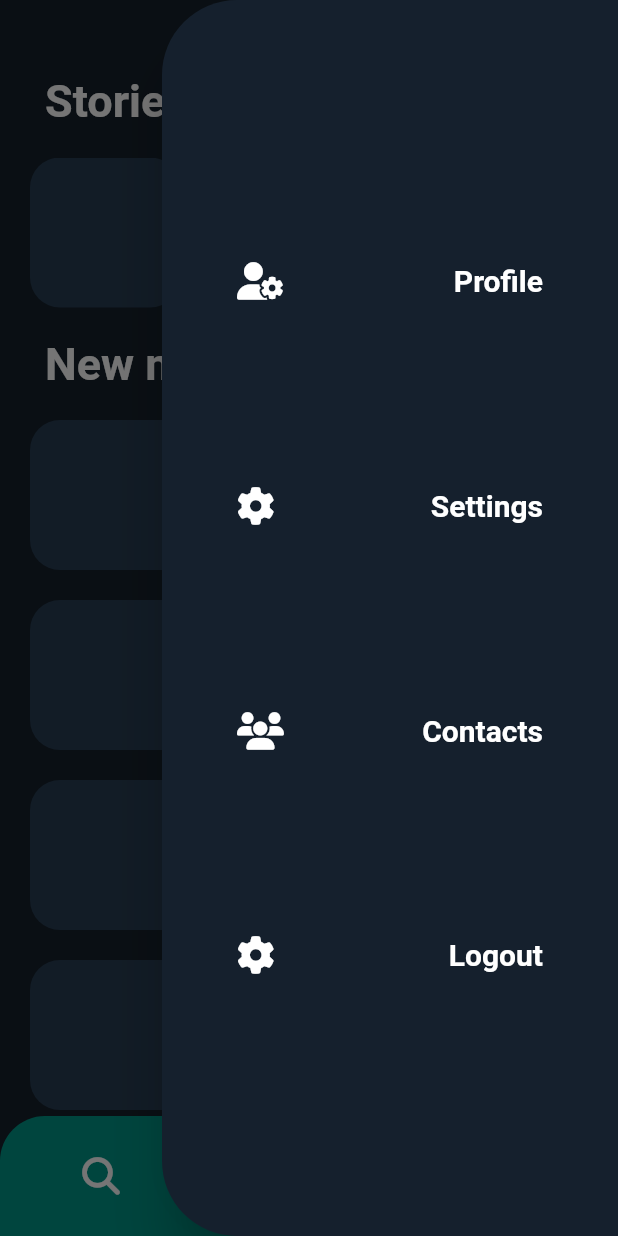
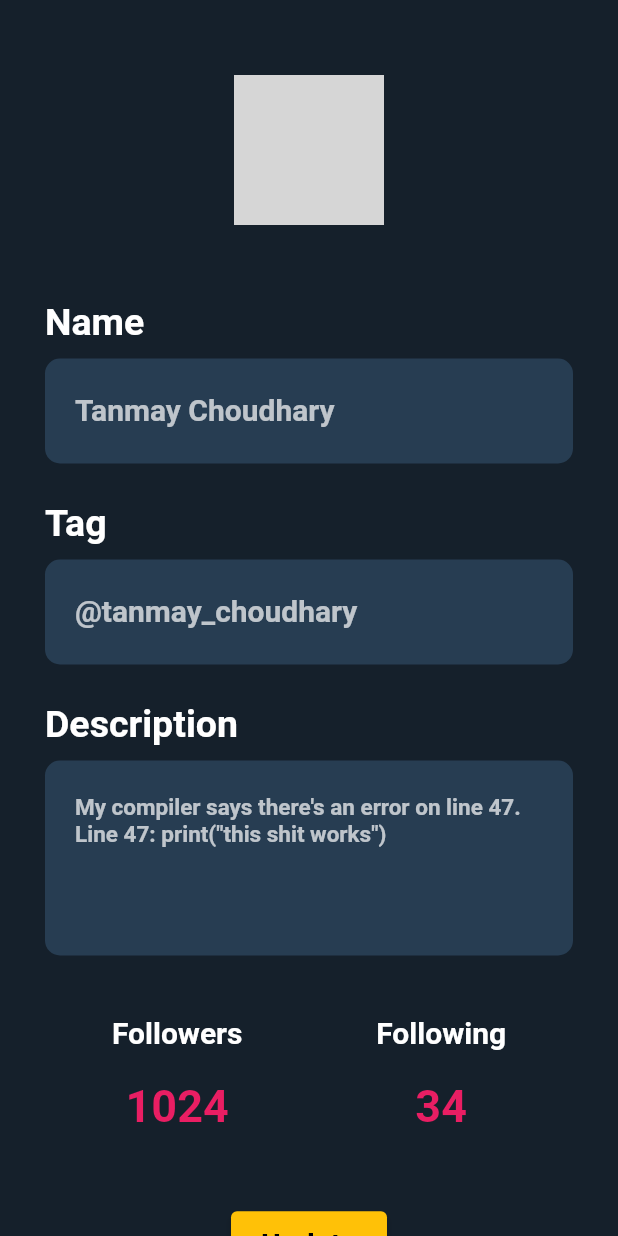
Before and after one commit to Tanmay-R-Choudhary/chatapp_for_programmers, a Flutter app: the screen it shows once a user with an empty profile is signed in, in the side drawer, after a tap on "Profile", on a phone screen of 412 x 824 dp. Run offline on Flutter 3.47's test engine with Material 2 defaults, Android fonts, the phone set to English and light mode, and no system bars; our stand-ins replace firebase_auth, firebase_core, font_awesome_flutter, get; accounts and stored records are empty; network calls fail; grey boxes are pictures that could not be loaded.

Commit message:
added profile page

```diff
--- a/lib/pages/home/view/home.dart
+++ b/lib/pages/home/view/home.dart
@@ -1,4 +1,6 @@
 import 'package:app/pages/home/controller/home_controller.dart';
+import 'package:app/pages/profile/binding/profile_binding.dart';
+import 'package:app/pages/profile/view/profile.dart';
 import 'package:app/utils/authentication_service_controller.dart';
 import 'package:app/utils/constanst.dart';
 import 'package:flutter/material.dart';
@@ -34,7 +36,9 @@ class HomePage extends GetView<HomePageController> {
                     width: double.infinity,
                     child: ElevatedButton(
                       onPressed: () {
-                        print("clicked");
+                        Get.back();
+                        Get.to(() => const ProfilePage(),
+                            binding: ProfileBinding());
                       },
                       style: ElevatedButton.styleFrom(
                           primary: Colors.transparent,
--- /dev/null
+++ b/lib/pages/profile/binding/profile_binding.dart
@@ -0,0 +1,9 @@
+import 'package:app/pages/profile/controller/profile_controller.dart';
+import 'package:get/get.dart';
+
+class ProfileBinding extends Bindings {
+  @override
+  void dependencies() {
+    Get.put(ProfileController());
+  }
+}
--- /dev/null
+++ b/lib/pages/profile/controller/profile_controller.dart
@@ -0,0 +1,61 @@
+import 'package:app/utils/constanst.dart';
+import 'package:flutter/material.dart';
+import 'package:get/get.dart';
+
+class ProfileController extends GetxController {
+  var nameController = TextEditingController(text: "Tanmay Choudhary");
+  var tagController = TextEditingController(text: '@tanmay_choudhary');
+  var descriptionController = TextEditingController(
+      text:
+          "My compiler says there's an error on line 47. Line 47: print(\"this shit works\")");
+  String userImageURL =
+      'https://i.pinimg.com/736x/2b/00/50/2b00503b0661ff2778aeb91032010fa0.jpg';
+
+  Widget itemEditor(
+      String title, TextEditingController textController, bool isDecription) {
+    return Column(
+      crossAxisAlignment: CrossAxisAlignment.start,
+      children: [
+        Text(
+          title,
+          style: const TextStyle(
+            color: Colors.white,
+            fontSize: 25.0,
+            fontWeight: FontWeight.bold,
+          ),
+        ),
+        const SizedBox(
+          height: 10.0,
+        ),
+        Container(
+          height: isDecription ? 130 : 70,
+          width: double.infinity,
+          decoration: BoxDecoration(
+            color: cardColor,
+            borderRadius: BorderRadius.circular(10.0),
+          ),
+          child: Padding(
+            padding:
+                const EdgeInsets.symmetric(horizontal: 20.0, vertical: 10.0),
+            child: TextField(
+              keyboardType:
+                  isDecription ? TextInputType.multiline : TextInputType.text,
+              maxLines: isDecription ? null : 1,
+              controller: textController,
+              cursorColor: Colors.teal,
+              cursorHeight: isDecription ? 15.0 : 20.0,
+              style: TextStyle(
+                color: Colors.white70,
+                fontWeight: FontWeight.bold,
+                fontSize: isDecription ? 15.0 : 20.0,
+              ),
+              decoration: const InputDecoration(
+                border: InputBorder.none,
+              ),
+            ),
+          ),
+        )
+      ],
+    );
+  }
+}
--- /dev/null
+++ b/lib/pages/profile/view/profile.dart
@@ -0,0 +1,136 @@
+import 'package:app/pages/profile/controller/profile_controller.dart';
+import 'package:app/utils/constanst.dart';
+import 'package:get/get.dart';
+import 'package:flutter/material.dart';
+
+class ProfilePage extends GetView<ProfileController> {
+  const ProfilePage({Key? key}) : super(key: key);
+
+  @override
+  Widget build(BuildContext context) {
+    return Theme(
+      data: ThemeData(
+          colorScheme: ColorScheme.fromSwatch(accentColor: cardColor)),
+      child: Scaffold(
+        backgroundColor: homeBackgroundColor,
+        body: SingleChildScrollView(
+          child: Padding(
+            padding: const EdgeInsets.symmetric(horizontal: 30.0),
+            child: Column(
+              crossAxisAlignment: CrossAxisAlignment.start,
+              children: [
+                const SizedBox(
+                  height: 50.0,
+                ),
+                Align(
+                  alignment: Alignment.center,
+                  child: CircleAvatar(
+                    backgroundImage: NetworkImage(controller.userImageURL),
+                    backgroundColor: cardColor,
+                    radius: 50.0,
+                  ),
+                ),
+                const SizedBox(
+                  height: 50.0,
+                ),
+                controller.itemEditor("Name", controller.nameController, false),
+                const SizedBox(
+                  height: 25.0,
+                ),
+                controller.itemEditor("Tag", controller.tagController, false),
+                const SizedBox(
+                  height: 25.0,
+                ),
+                controller.itemEditor(
+                    "Description", controller.descriptionController, true),
+                const SizedBox(
+                  height: 40.0,
+                ),
+                Row(
+                  mainAxisAlignment: MainAxisAlignment.spaceAround,
+                  children: [
+                    Column(
+                      crossAxisAlignment: CrossAxisAlignment.center,
+                      children: const [
+                        Text(
+                          "Followers",
+                          style: TextStyle(
+                            color: Colors.white,
+                            fontSize: 20.0,
+                            fontWeight: FontWeight.bold,
+                          ),
+                        ),
+                        SizedBox(
+                          height: 20.0,
+                        ),
+                        Text(
+                          "1024",
+                          style: TextStyle(
+                            color: Colors.pink,
+                            fontSize: 30.0,
+                            fontWeight: FontWeight.bold,
+                          ),
+                        ),
+                      ],
+                    ),
+                    Column(
+                      crossAxisAlignment: CrossAxisAlignment.center,
+                      children: const [
+                        Text(
+                          "Following",
+                          style: TextStyle(
+                            color: Colors.white,
+                            fontSize: 20.0,
+                            fontWeight: FontWeight.bold,
+                          ),
+                        ),
+                        SizedBox(
+                          height: 20.0,
+                        ),
+                        Text(
+                          "34",
+                          style: TextStyle(
+                            color: Colors.pink,
+                            fontSize: 30.0,
+                            fontWeight: FontWeight.bold,
+                          ),
+                        ),
+                      ],
+                    ),
+                  ],
+                ),
+                const SizedBox(
+                  height: 50.0,
+                ),
+                Align(
+                  alignment: Alignment.center,
+                  child: ElevatedButton(
+                    style: ElevatedButton.styleFrom(
+                      primary: Colors.amber,
+                      padding: const EdgeInsets.symmetric(
+                        horizontal: 20.0,
+                        vertical: 10.0,
+                      ),
+                    ),
+                    onPressed: () {},
+                    child: const Text(
+                      "Update",
+                      style: TextStyle(
+                        color: Colors.black,
+                        fontWeight: FontWeight.bold,
+                        fontSize: 20.0,
+                      ),
+                    ),
+                  ),
+                ),
+                const SizedBox(
+                  height: 50.0,
+                ),
+              ],
+            ),
+          ),
+        ),
+      ),
+    );
+  }
+}
--- a/lib/pages/screens/search/view/search.dart
+++ b/lib/pages/screens/search/view/search.dart
@@ -57,7 +57,9 @@ class SearchPage extends StatelessWidget {
                         fontWeight: FontWeight.bold,
                         fontSize: 20.0,
                       ),
-                      decoration: InputDecoration(border: InputBorder.none)),
+                      decoration: InputDecoration(
+                          border: InputBorder.none,
+                          hintText: "Search contacts...")),
                 ),
               ),
             ),
```
